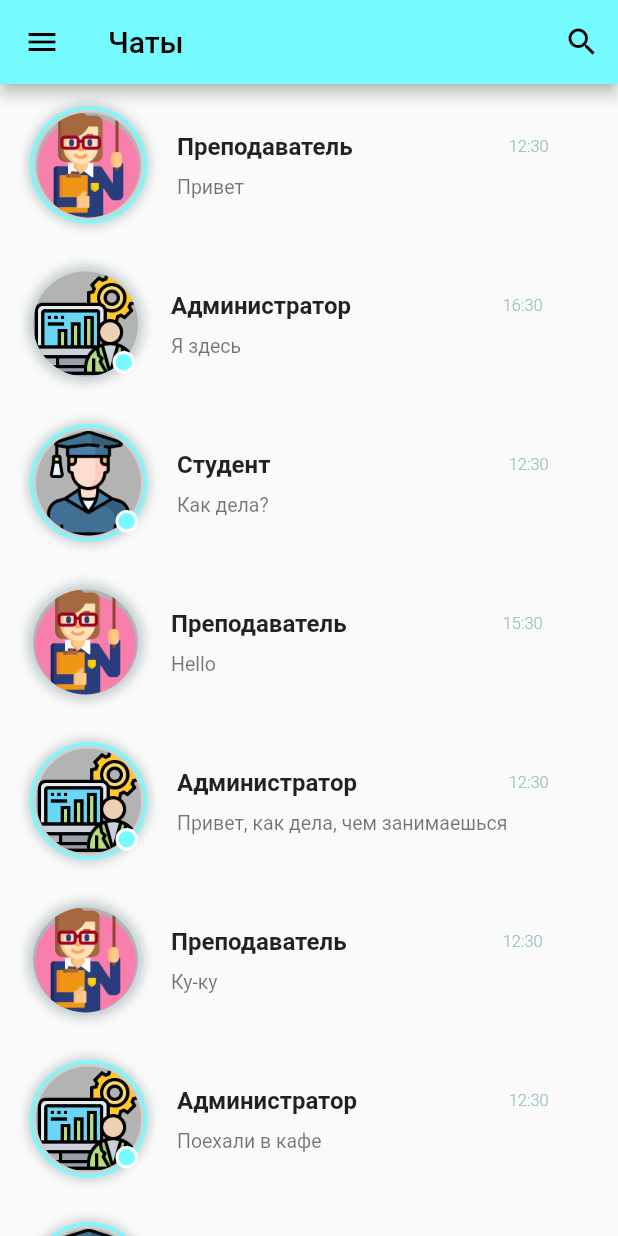
After one commit to murzik0683/student_platform, a Flutter app: the UserDialogueChats screen opened by its route, on a phone screen of 412 x 824 dp. The commit adds this screen. Run offline on Flutter 3.47's test engine with Material 2 defaults, Android fonts, the phone set to English and light mode, and no system bars; our stand-ins replace date_time_picker, get, intl_phone_number_input; missing offline and left inert: country_state_city_picker, country_state_city_pro.

Commit message:
Dialogue_screen

```diff
--- a/lib/helpers/colors.dart
+++ b/lib/helpers/colors.dart
@@ -3,6 +3,8 @@ import 'package:flutter/material.dart';
 class CustomColors {
   static const Color greyColor = Color(0xFFC5CECF);
   static const Color whiteColor = Color(0xFFFCFFFF);
+  static const Color blueGreyColor = Color(0xFF93BEC3);
+  static const Color blackColor = Color(0xFF000000);
 }
 
 class ThemeColors {
--- a/lib/main.dart
+++ b/lib/main.dart
@@ -3,7 +3,7 @@ import 'package:get/get.dart';
 import 'package:platform/helpers/colors.dart';
 import 'package:platform/screens/first_screen.dart';
 import 'package:platform/screens/register_screen.dart';
-import 'package:platform/screens/user_profile.dart';
+import 'package:platform/screens/user_dialogue_chat.dart';
 import 'package:platform/screens/user_register_screen.dart';
 import 'package:platform/screens/user_register_screen_two.dart';
 import 'package:platform/widgets/onboarding_page.dart';
@@ -26,7 +26,7 @@ class MyApp extends StatelessWidget {
         '/first_screen': (context) => const UserCalendar(),
         '/user_register_screen': (context) => const UserRegister(),
         '/user_register_screen_two': (context) => const UserRegisterTwo(),
-        '/user_profile': (context) => const UserProfile(),
+        '/user_message_chats': (context) => const UserDialogueChats(),
         '/onboarding_page': (context) => const OnboardingPage(),
       },
       initialRoute: '/',
--- /dev/null
+++ b/lib/models/user_chat_model.dart
@@ -0,0 +1,68 @@
+class UserChat {
+  final int id;
+  final String name;
+  final String imageUrl;
+  final bool isOnLine;
+
+  UserChat(
+      {required this.id,
+      required this.name,
+      required this.imageUrl,
+      required this.isOnLine});
+}
+
+final UserChat userChat_0 = UserChat(
+    id: 0,
+    name: 'Студент',
+    imageUrl: 'assets/images/icon_student.png',
+    isOnLine: true);
+final UserChat userChat_1 = UserChat(
+    id: 1,
+    name: 'Преподаватель',
+    imageUrl: 'assets/images/icon_teacher.png',
+    isOnLine: false);
+final UserChat userChat_2 = UserChat(
+    id: 2,
+    name: 'Администратор',
+    imageUrl: 'assets/images/icon_administrator.png',
+    isOnLine: true);
+final UserChat userChat_3 = UserChat(
+    id: 3,
+    name: 'Студент',
+    imageUrl: 'assets/images/icon_student.png',
+    isOnLine: true);
+final UserChat userChat_4 = UserChat(
+    id: 4,
+    name: 'Преподаватель',
+    imageUrl: 'assets/images/icon_teacher.png',
+    isOnLine: false);
+final UserChat userChat_5 = UserChat(
+    id: 5,
+    name: 'Администратор',
+    imageUrl: 'assets/images/icon_administrator.png',
+    isOnLine: true);
+final UserChat userChat_6 = UserChat(
+    id: 1,
+    name: 'Преподаватель',
+    imageUrl: 'assets/images/icon_teacher.png',
+    isOnLine: false);
+final UserChat userChat_7 = UserChat(
+    id: 2,
+    name: 'Администратор',
+    imageUrl: 'assets/images/icon_administrator.png',
+    isOnLine: true);
+final UserChat userChat_8 = UserChat(
+    id: 3,
+    name: 'Студент',
+    imageUrl: 'assets/images/icon_student.png',
+    isOnLine: true);
+final UserChat userChat_9 = UserChat(
+    id: 4,
+    name: 'Преподаватель',
+    imageUrl: 'assets/images/icon_teacher.png',
+    isOnLine: true);
+final UserChat userChat_10 = UserChat(
+    id: 5,
+    name: 'Администратор',
+    imageUrl: 'assets/images/icon_administrator.png',
+    isOnLine: false);
--- /dev/null
+++ b/lib/models/user_dialogue_model.dart
@@ -0,0 +1,48 @@
+import 'package:platform/models/user_chat_model.dart';
+
+class UserDialogue {
+  final UserChat sender;
+  final String time;
+  final String text;
+  final bool unread;
+
+  UserDialogue(
+      {required this.sender,
+      required this.time,
+      required this.text,
+      required this.unread});
+}
+
+List<UserDialogue> userMessageChats = [
+  UserDialogue(
+    sender: userChat_1,
+    time: '12:30',
+    text: 'Привет',
+    unread: true,
+  ),
+  UserDialogue(
+      sender: userChat_2, time: '16:30', text: 'Я здесь', unread: false),
+  UserDialogue(
+      sender: userChat_3, time: '12:30', text: 'Как дела?', unread: true),
+  UserDialogue(sender: userChat_4, time: '15:30', text: 'Hello', unread: false),
+  UserDialogue(
+      sender: userChat_5,
+      time: '12:30',
+      text: 'Привет, как дела, чем занимаешься',
+      unread: true),
+  UserDialogue(sender: userChat_6, time: '12:30', text: 'Ку-ку', unread: false),
+  UserDialogue(
+      sender: userChat_7, time: '12:30', text: 'Поехали в кафе', unread: true),
+  UserDialogue(
+      sender: userChat_8,
+      time: '12:30',
+      text: 'Будем слушать музыку',
+      unread: true),
+  UserDialogue(
+      sender: userChat_9,
+      time: '12:30',
+      text: 'В магазине надо купить хлеб и молоко',
+      unread: true),
+  UserDialogue(
+      sender: userChat_10, time: '12:30', text: 'Ку-ку', unread: false),
+];
--- a/lib/screens/register_screen.dart
+++ b/lib/screens/register_screen.dart
@@ -52,6 +52,7 @@ class _RegisterScreenState extends State<RegisterScreen> {
       children: [
         TextFormField(
           decoration: const InputDecoration(
+            prefixIcon: Icon(Icons.mail),
             border: OutlineInputBorder(
               borderRadius: BorderRadius.all(
                 Radius.circular(15),
@@ -66,7 +67,9 @@ class _RegisterScreenState extends State<RegisterScreen> {
         ),
         _buildSpacer(15),
         TextFormField(
+          obscureText: true,
           decoration: const InputDecoration(
+            prefixIcon: Icon(Icons.vpn_key),
             border: OutlineInputBorder(
               borderRadius: BorderRadius.all(
                 Radius.circular(15),
--- /dev/null
+++ b/lib/screens/user_dialogue_chat.dart
@@ -0,0 +1,133 @@
+import 'package:flutter/material.dart';
+import 'package:platform/helpers/colors.dart';
+import 'package:platform/models/user_dialogue_model.dart';
+
+class UserDialogueChats extends StatelessWidget {
+  const UserDialogueChats({Key? key}) : super(key: key);
+
+  @override
+  Widget build(BuildContext context) {
+    return Scaffold(
+      appBar: AppBar(
+        leading: IconButton(
+          icon: const Icon(Icons.menu),
+          onPressed: () {},
+        ),
+        title: const Text('Чаты'),
+        actions: [
+          IconButton(
+            icon: const Icon(Icons.search),
+            onPressed: () {},
+          )
+        ],
+      ),
+      body: ListView.builder(
+        itemCount: userMessageChats.length,
+        itemBuilder: ((BuildContext context, int index) {
+          final UserDialogue chat = userMessageChats[index];
+          return InkWell(
+            onTap: () {}, // переход на страницу чатов
+            child: Container(
+              padding: const EdgeInsets.symmetric(horizontal: 20, vertical: 15),
+              child: Row(
+                children: [
+                  Container(
+                    padding: const EdgeInsets.all(2),
+                    decoration: chat.unread
+                        ? BoxDecoration(
+                            border: Border.all(
+                                width: 2, color: ThemeColors.themeColor),
+                            shape: BoxShape.circle,
+                            boxShadow: const [
+                              BoxShadow(
+                                  color: CustomColors.greyColor,
+                                  spreadRadius: 2,
+                                  blurRadius: 5),
+                            ],
+                          )
+                        : const BoxDecoration(
+                            shape: BoxShape.circle,
+                            boxShadow: [
+                              BoxShadow(
+                                  color: CustomColors.greyColor,
+                                  spreadRadius: 2,
+                                  blurRadius: 5),
+                            ],
+                          ),
+                    child: Stack(
+                      children: [
+                        CircleAvatar(
+                          radius: 35,
+                          backgroundImage: AssetImage(chat.sender.imageUrl),
+                        ),
+                        chat.sender.isOnLine
+                            ? Positioned(
+                                right: 2,
+                                bottom: 2,
+                                child: Container(
+                                  decoration: BoxDecoration(
+                                    border: Border.all(
+                                        width: 2,
+                                        color: CustomColors.whiteColor),
+                                    shape: BoxShape.circle,
+                                    color: ThemeColors.themeColor,
+                                  ),
+                                  width: 15,
+                                  height: 15,
+                                ),
+                              )
+                            : Container()
+                      ],
+                    ),
+                  ),
+                  Container(
+                    width: MediaQuery.of(context).size.width * 0.65,
+                    padding: const EdgeInsets.only(left: 20),
+                    child: Column(
+                      children: [
+                        Row(
+                          mainAxisAlignment: MainAxisAlignment.spaceBetween,
+                          children: [
+                            Text(
+                              chat.sender.name,
+                              style: const TextStyle(
+                                  fontSize: 16, fontWeight: FontWeight.bold),
+                            ),
+                            Text(
+                              chat.time,
+                              style: const TextStyle(
+                                  fontSize: 11,
+                                  fontWeight: FontWeight.w300,
+                                  color: CustomColors.blueGreyColor),
+                            )
+                          ],
+                        ),
+                        _buildSpacer(10),
+                        Container(
+                          alignment: Alignment.topLeft,
+                          child: Text(
+                            chat.text,
+                            style: const TextStyle(
+                                fontSize: 13, color: Colors.black54),
+                            overflow: TextOverflow.ellipsis,
+                            maxLines: 2,
+                          ),
+                        ),
+                      ],
+                    ),
+                  ),
+                ],
+              ),
+            ),
+          );
+        }),
+      ),
+    );
+  }
+}
+
+Widget _buildSpacer(double space) {
+  return SizedBox(
+    height: space,
+  );
+}
--- a/lib/screens/user_profile.dart
+++ /dev/null
@@ -1,15 +0,0 @@
-import 'package:flutter/material.dart';
-
-class UserProfile extends StatelessWidget {
-  const UserProfile({Key? key}) : super(key: key);
-
-  @override
-  Widget build(BuildContext context) {
-    return Scaffold(
-      appBar: AppBar(),
-      body: const Center(
-        child: Text('Личный профиль'),
-      ),
-    );
-  }
-}
--- a/lib/screens/user_register_screen.dart
+++ b/lib/screens/user_register_screen.dart
@@ -111,6 +111,7 @@ class _UserRegisterState extends State<UserRegister> {
     return Column(
       children: [
         TextFormField(
+          obscureText: true,
           key: _passwordFieldKey,
           decoration: const InputDecoration(hintText: 'Пароль'),
           validator: (value) {
@@ -124,6 +125,7 @@ class _UserRegisterState extends State<UserRegister> {
         ),
         _buildSpacer(10),
         TextFormField(
+          obscureText: true,
           decoration: const InputDecoration(hintText: 'Повторите пароль'),
           validator: (value) {
             if (value != _passwordFieldKey.currentState!.value) {
--- a/pubspec.yaml
+++ b/pubspec.yaml
@@ -38,6 +38,7 @@ dependencies:
   date_time_picker: ^2.1.0
   country_state_city_picker: ^1.2.8
   country_state_city_pro: ^0.0.3
+  intl: ^0.17.0
 
 dev_dependencies:
   flutter_test:
```
Also changed, not shown: assets/images/icon_administrator.png (added), assets/images/icon_student.png (added), assets/images/icon_teacher.png (added), pubspec.lock.
